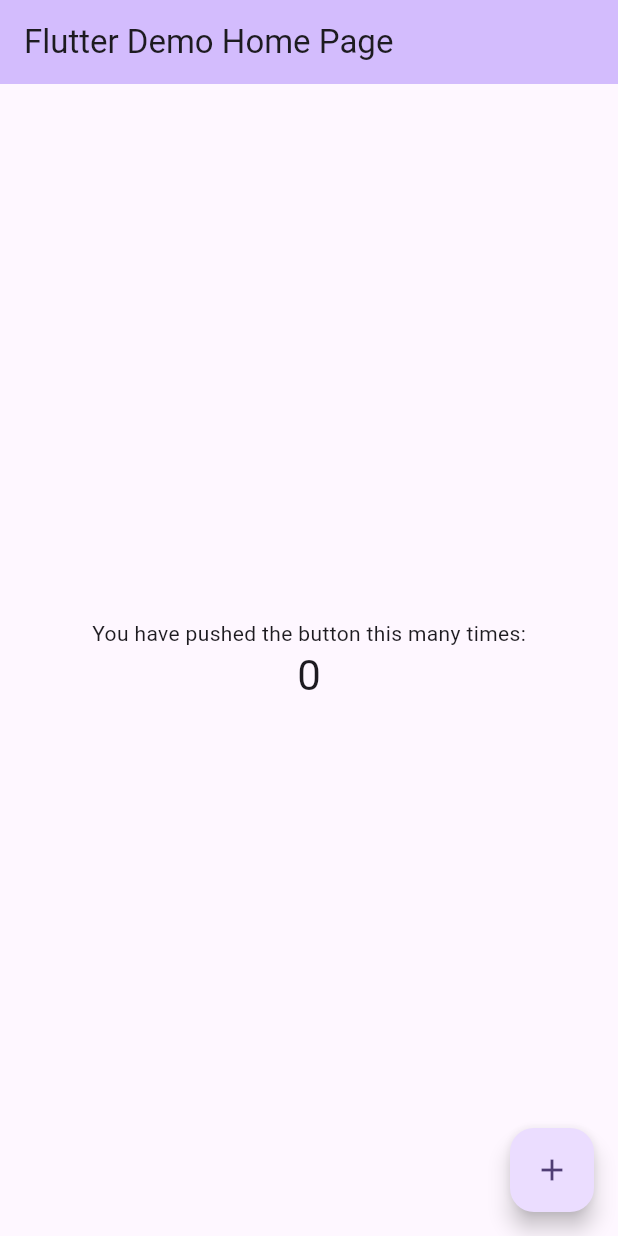
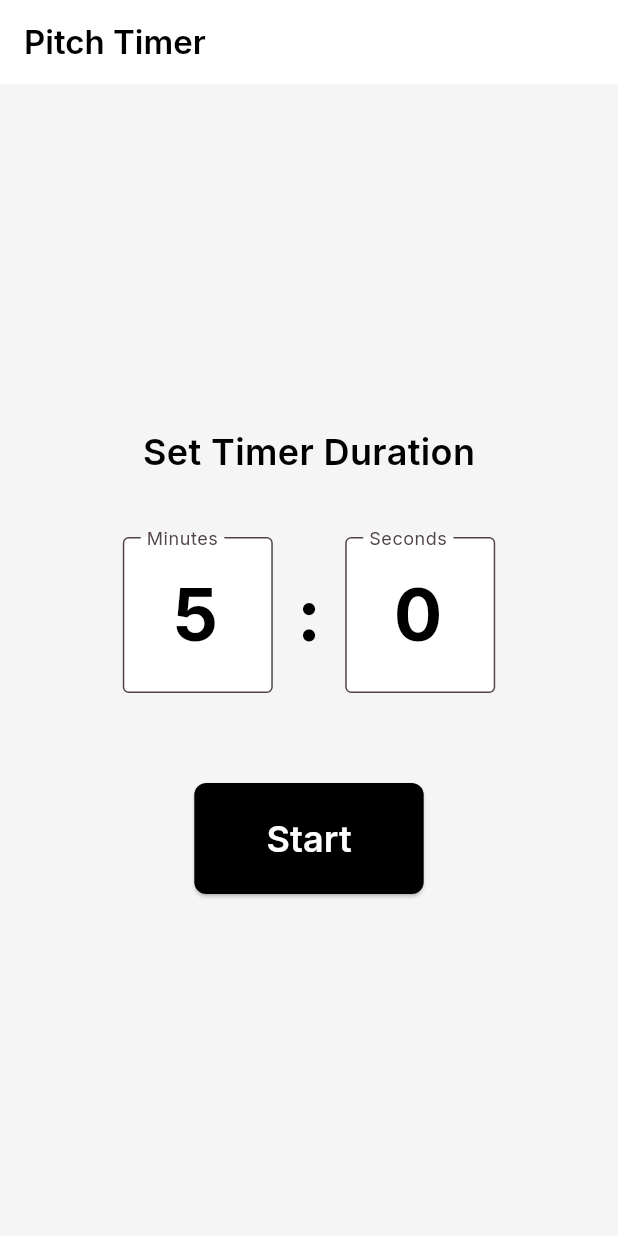
Before and after one commit to ooluseye16/pitch_timer, a Flutter app: the screen it shows after launch, on a phone screen of 412 x 824 dp. Run offline on Flutter 3.47's test engine with Material 3 defaults, Android fonts, the light colour scheme and no system bars; our stand-ins replace google_fonts, wakelock_plus.

Commit message:
Add core timer functionality with color transitions

```diff
--- a/lib/main.dart
+++ b/lib/main.dart
@@ -1,122 +1,29 @@
 import 'package:flutter/material.dart';
+import 'package:google_fonts/google_fonts.dart';
+import 'screens/timer_screen.dart';
 
 void main() {
-  runApp(const MyApp());
+  runApp(const PitchTimerApp());
 }
 
-class MyApp extends StatelessWidget {
-  const MyApp({super.key});
+class PitchTimerApp extends StatelessWidget {
+  const PitchTimerApp({super.key});
 
-  // This widget is the root of your application.
   @override
   Widget build(BuildContext context) {
     return MaterialApp(
-      title: 'Flutter Demo',
+      title: 'Pitch Timer',
+      debugShowCheckedModeBanner: false,
       theme: ThemeData(
-        // This is the theme of your application.
-        //
-        // TRY THIS: Try running your application with "flutter run". You'll see
-        // the application has a purple toolbar. Then, without quitting the app,
-        // try changing the seedColor in the colorScheme below to Colors.green
-        // and then invoke "hot reload" (save your changes or press the "hot
-        // reload" button in a Flutter-supported IDE, or press "r" if you used
-        // the command line to start the app).
-        //
-        // Notice that the counter didn't reset back to zero; the application
-        // state is not lost during the reload. To reset the state, use hot
-        // restart instead.
-        //
-        // This works for code too, not just values: Most code changes can be
-        // tested with just a hot reload.
-        colorScheme: .fromSeed(seedColor: Colors.deepPurple),
+        useMaterial3: true,
+        colorScheme: ColorScheme.fromSeed(
+          seedColor: Colors.black,
+          brightness: Brightness.light,
+        ),
+        scaffoldBackgroundColor: Colors.grey[100],
+        textTheme: GoogleFonts.interTextTheme(),
       ),
-      home: const MyHomePage(title: 'Flutter Demo Home Page'),
+      home: const TimerScreen(),
     );
   }
 }
-
-class MyHomePage extends StatefulWidget {
-  const MyHomePage({super.key, required this.title});
-
-  // This widget is the home page of your application. It is stateful, meaning
-  // that it has a State object (defined below) that contains fields that affect
-  // how it looks.
-
-  // This class is the configuration for the state. It holds the values (in this
-  // case the title) provided by the parent (in this case the App widget) and
-  // used by the build method of the State. Fields in a Widget subclass are
-  // always marked "final".
-
-  final String title;
-
-  @override
-  State<MyHomePage> createState() => _MyHomePageState();
-}
-
-class _MyHomePageState extends State<MyHomePage> {
-  int _counter = 0;
-
-  void _incrementCounter() {
-    setState(() {
-      // This call to setState tells the Flutter framework that something has
-      // changed in this State, which causes it to rerun the build method below
-      // so that the display can reflect the updated values. If we changed
-      // _counter without calling setState(), then the build method would not be
-      // called again, and so nothing would appear to happen.
-      _counter++;
-    });
-  }
-
-  @override
-  Widget build(BuildContext context) {
-    // This method is rerun every time setState is called, for instance as done
-    // by the _incrementCounter method above.
-    //
-    // The Flutter framework has been optimized to make rerunning build methods
-    // fast, so that you can just rebuild anything that needs updating rather
-    // than having to individually change instances of widgets.
-    return Scaffold(
-      appBar: AppBar(
-        // TRY THIS: Try changing the color here to a specific color (to
-        // Colors.amber, perhaps?) and trigger a hot reload to see the AppBar
-        // change color while the other colors stay the same.
-        backgroundColor: Theme.of(context).colorScheme.inversePrimary,
-        // Here we take the value from the MyHomePage object that was created by
-        // the App.build method, and use it to set our appbar title.
-        title: Text(widget.title),
-      ),
-      body: Center(
-        // Center is a layout widget. It takes a single child and positions it
-        // in the middle of the parent.
-        child: Column(
-          // Column is also a layout widget. It takes a list of children and
-          // arranges them vertically. By default, it sizes itself to fit its
-          // children horizontally, and tries to be as tall as its parent.
-          //
-          // Column has various properties to control how it sizes itself and
-          // how it positions its children. Here we use mainAxisAlignment to
-          // center the children vertically; the main axis here is the vertical
-          // axis because Columns are vertical (the cross axis would be
-          // horizontal).
-          //
-          // TRY THIS: Invoke "debug painting" (choose the "Toggle Debug Paint"
-          // action in the IDE, or press "p" in the console), to see the
-          // wireframe for each widget.
-          mainAxisAlignment: .center,
-          children: [
-            const Text('You have pushed the button this many times:'),
-            Text(
-              '$_counter',
-              style: Theme.of(context).textTheme.headlineMedium,
-            ),
-          ],
-        ),
-      ),
-      floatingActionButton: FloatingActionButton(
-        onPressed: _incrementCounter,
-        tooltip: 'Increment',
-        child: const Icon(Icons.add),
-      ),
-    );
-  }
-}
--- /dev/null
+++ b/lib/screens/timer_screen.dart
@@ -0,0 +1,295 @@
+import 'dart:async';
+import 'package:flutter/material.dart';
+import 'package:wakelock_plus/wakelock_plus.dart';
+
+class TimerScreen extends StatefulWidget {
+  const TimerScreen({super.key});
+
+  @override
+  State<TimerScreen> createState() => _TimerScreenState();
+}
+
+class _TimerScreenState extends State<TimerScreen> {
+  int _totalSeconds = 0;
+  int _remainingSeconds = 0;
+  Timer? _timer;
+  bool _isRunning = false;
+  bool _isConfiguring = true;
+
+  final TextEditingController _minutesController = TextEditingController(
+    text: '5',
+  );
+  final TextEditingController _secondsController = TextEditingController(
+    text: '0',
+  );
+
+  @override
+  void dispose() {
+    _timer?.cancel();
+    _minutesController.dispose();
+    _secondsController.dispose();
+    WakelockPlus.disable();
+    super.dispose();
+  }
+
+  void _startTimer() {
+    if (_isConfiguring) {
+      // Parse input and start timer
+      final minutes = int.tryParse(_minutesController.text) ?? 0;
+      final seconds = int.tryParse(_secondsController.text) ?? 0;
+      _totalSeconds = (minutes * 60) + seconds;
+
+      if (_totalSeconds <= 0) return;
+
+      setState(() {
+        _remainingSeconds = _totalSeconds;
+        _isConfiguring = false;
+        _isRunning = true;
+      });
+
+      WakelockPlus.enable();
+    } else {
+      // Resume timer
+      setState(() {
+        _isRunning = true;
+      });
+    }
+
+    _timer = Timer.periodic(const Duration(seconds: 1), (timer) {
+      if (_remainingSeconds > 0) {
+        setState(() {
+          _remainingSeconds--;
+        });
+      } else {
+        _timer?.cancel();
+        setState(() {
+          _isRunning = false;
+        });
+        WakelockPlus.disable();
+      }
+    });
+  }
+
+  void _pauseTimer() {
+    _timer?.cancel();
+    setState(() {
+      _isRunning = false;
+    });
+  }
+
+  void _resetTimer() {
+    _timer?.cancel();
+    setState(() {
+      _isRunning = false;
+      _isConfiguring = true;
+      _remainingSeconds = 0;
+      _totalSeconds = 0;
+    });
+    WakelockPlus.disable();
+  }
+
+  Color _getBackgroundColor() {
+    if (_totalSeconds == 0) return Colors.grey[100]!;
+
+    final percentage = _remainingSeconds / _totalSeconds;
+
+    if (percentage > 0.5) {
+      // Green zone (100% - 50%)
+      return Colors.green[400]!;
+    } else if (percentage > 0.25) {
+      // Yellow zone (50% - 25%)
+      return Colors.yellow[600]!;
+    } else {
+      // Red zone (25% - 0%)
+      return Colors.red[400]!;
+    }
+  }
+
+  String _formatTime(int seconds) {
+    final minutes = seconds ~/ 60;
+    final secs = seconds % 60;
+    return '${minutes.toString().padLeft(2, '0')}:${secs.toString().padLeft(2, '0')}';
+  }
+
+  @override
+  Widget build(BuildContext context) {
+    return Scaffold(
+      backgroundColor: _getBackgroundColor(),
+      appBar: AppBar(
+        backgroundColor: Colors.white,
+        elevation: 0,
+        title: const Text(
+          'Pitch Timer',
+          style: TextStyle(color: Colors.black, fontWeight: FontWeight.w600),
+        ),
+      ),
+      body: SafeArea(
+        child: Padding(
+          padding: const EdgeInsets.all(24.0),
+          child: Column(
+            mainAxisAlignment: MainAxisAlignment.center,
+            children: [
+              if (_isConfiguring) ...[
+                // Configuration UI
+                const Text(
+                  'Set Timer Duration',
+                  style: TextStyle(
+                    fontSize: 24,
+                    fontWeight: FontWeight.w600,
+                    color: Colors.black,
+                  ),
+                ),
+                const SizedBox(height: 40),
+                Row(
+                  mainAxisAlignment: MainAxisAlignment.center,
+                  children: [
+                    // Minutes input
+                    SizedBox(
+                      width: 100,
+                      child: TextField(
+                        controller: _minutesController,
+                        keyboardType: TextInputType.number,
+                        textAlign: TextAlign.center,
+                        style: const TextStyle(
+                          fontSize: 48,
+                          fontWeight: FontWeight.bold,
+                          color: Colors.black,
+                        ),
+                        decoration: const InputDecoration(
+                          labelText: 'Minutes',
+                          border: OutlineInputBorder(),
+                          filled: true,
+                          fillColor: Colors.white,
+                        ),
+                      ),
+                    ),
+                    const Padding(
+                      padding: EdgeInsets.symmetric(horizontal: 16),
+                      child: Text(
+                        ':',
+                        style: TextStyle(
+                          fontSize: 48,
+                          fontWeight: FontWeight.bold,
+                          color: Colors.black,
+                        ),
+                      ),
+                    ),
+                    // Seconds input
+                    SizedBox(
+                      width: 100,
+                      child: TextField(
+                        controller: _secondsController,
+                        keyboardType: TextInputType.number,
+                        textAlign: TextAlign.center,
+                        style: const TextStyle(
+                          fontSize: 48,
+                          fontWeight: FontWeight.bold,
+                          color: Colors.black,
+                        ),
+                        decoration: const InputDecoration(
+                          labelText: 'Seconds',
+                          border: OutlineInputBorder(),
+                          filled: true,
+                          fillColor: Colors.white,
+                        ),
+                      ),
+                    ),
+                  ],
+                ),
+              ] else ...[
+                // Timer display
+                Text(
+                  _formatTime(_remainingSeconds),
+                  style: const TextStyle(
+                    fontSize: 120,
+                    fontWeight: FontWeight.bold,
+                    color: Colors.white,
+                  ),
+                ),
+              ],
+
+              const SizedBox(height: 60),
+
+              // Control buttons
+              Row(
+                mainAxisAlignment: MainAxisAlignment.center,
+                children: [
+                  if (!_isConfiguring) ...[
+                    // Pause/Resume button
+                    ElevatedButton(
+                      onPressed: _isRunning ? _pauseTimer : _startTimer,
+                      style: ElevatedButton.styleFrom(
+                        backgroundColor: Colors.white,
+                        foregroundColor: Colors.black,
+                        padding: const EdgeInsets.symmetric(
+                          horizontal: 32,
+                          vertical: 16,
+                        ),
+                        shape: RoundedRectangleBorder(
+                          borderRadius: BorderRadius.circular(8),
+                        ),
+                      ),
+                      child: Text(
+                        _isRunning ? 'Pause' : 'Resume',
+                        style: const TextStyle(
+                          fontSize: 18,
+                          fontWeight: FontWeight.w600,
+                        ),
+                      ),
+                    ),
+                    const SizedBox(width: 16),
+                    // Reset button
+                    ElevatedButton(
+                      onPressed: _resetTimer,
+                      style: ElevatedButton.styleFrom(
+                        backgroundColor: Colors.black,
+                        foregroundColor: Colors.white,
+                        padding: const EdgeInsets.symmetric(
+                          horizontal: 32,
+                          vertical: 16,
+                        ),
+                        shape: RoundedRectangleBorder(
+                          borderRadius: BorderRadius.circular(8),
+                        ),
+                      ),
+                      child: const Text(
+                        'Reset',
+                        style: TextStyle(
+                          fontSize: 18,
+                          fontWeight: FontWeight.w600,
+                        ),
+                      ),
+                    ),
+                  ] else ...[
+                    // Start button
+                    ElevatedButton(
+                      onPressed: _startTimer,
+                      style: ElevatedButton.styleFrom(
+                        backgroundColor: Colors.black,
+                        foregroundColor: Colors.white,
+                        padding: const EdgeInsets.symmetric(
+                          horizontal: 48,
+                          vertical: 20,
+                        ),
+                        shape: RoundedRectangleBorder(
+                          borderRadius: BorderRadius.circular(8),
+                        ),
+                      ),
+                      child: const Text(
+                        'Start',
+                        style: TextStyle(
+                          fontSize: 24,
+                          fontWeight: FontWeight.w600,
+                        ),
+                      ),
+                    ),
+                  ],
+                ],
+              ),
+            ],
+          ),
+        ),
+      ),
+    );
+  }
+}
```
Also changed, not shown: pubspec.yaml (+7 -1 lines), pubspec.lock, 8 other files.
